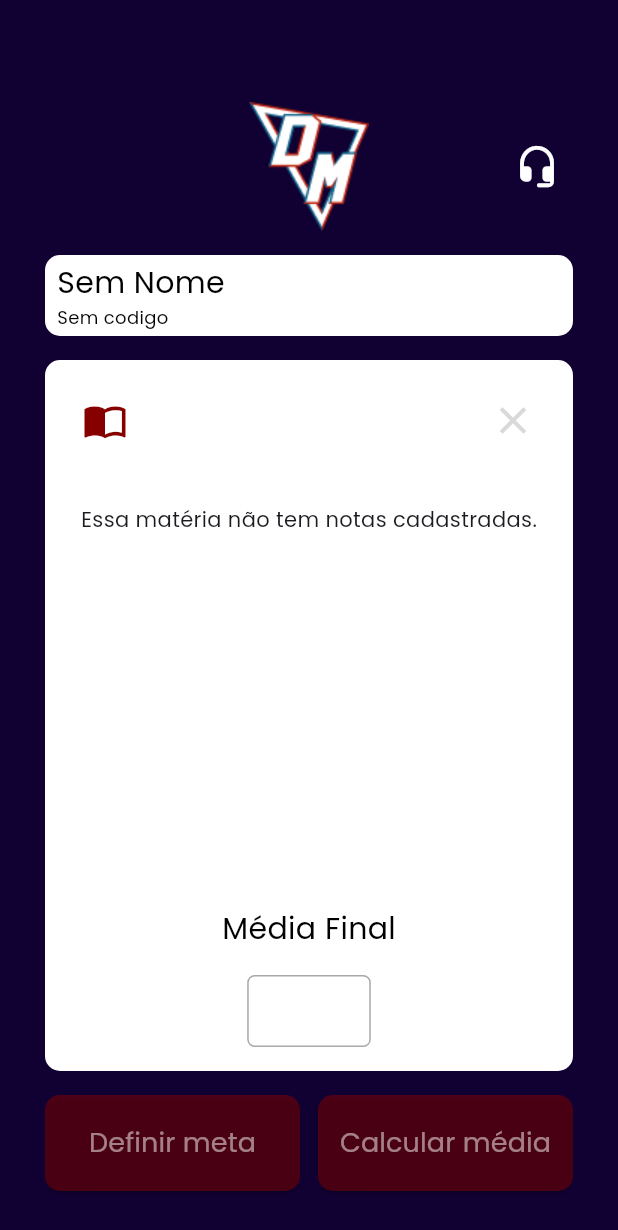
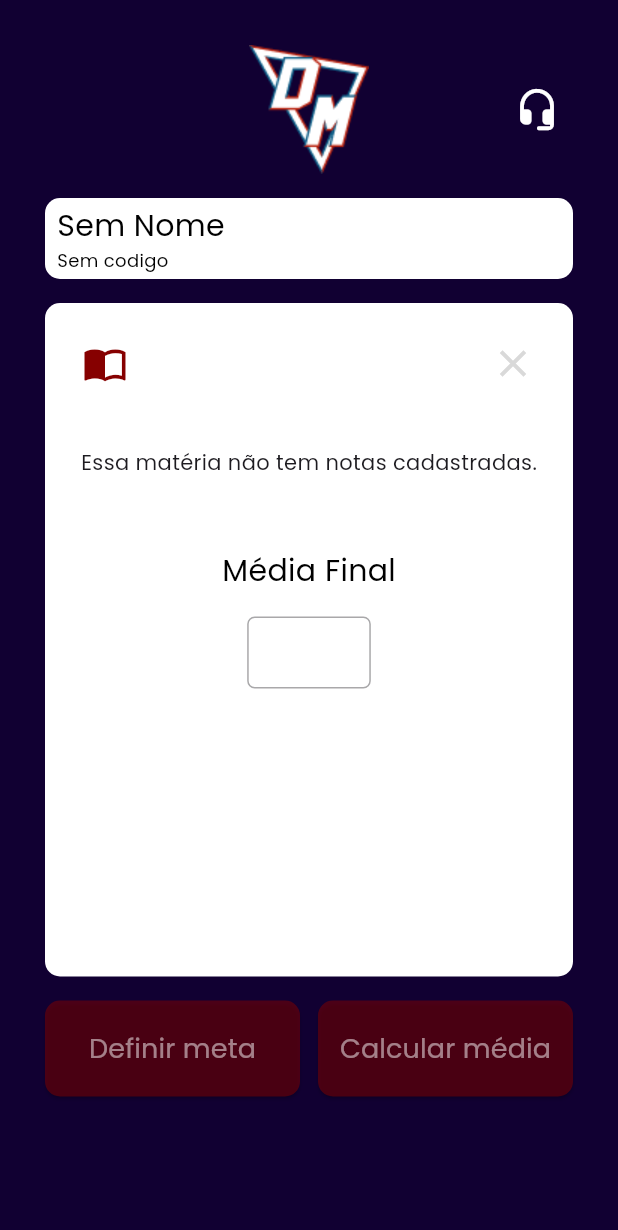
Before and after one commit to Maua-Dev/dev_medias_front_flutter, a Flutter app: the EditPage screen opened directly with empty values, on a phone screen of 412 x 824 dp. Shown: the top 1230 px of the screen. Run offline on Flutter 3.47's test engine with Material 3 defaults, Android fonts, the phone set to English and light mode, and no system bars; our stand-ins replace dio, flutter_dotenv, flutter_mobx, hive_flutter, mobx, shared_preferences; accounts and stored records are empty; generated files the repository leaves out were written again; network calls fail.

Commit message:
fix(layout): layout fix

```diff
--- a/lib/app/controller/grade_controller.dart
+++ b/lib/app/controller/grade_controller.dart
@@ -77,10 +77,12 @@ abstract class GradeControllerBase with Store {
       }
     }
     gradeMap["media_desejada"] = targetGrade;
+    print(gradeMap);
     try {
       final response = await dio.post(
           dotenv.env['GRADE_OPTIMIZER_URL']!,
           data: gradeMap);
+          print(response);
       if (response.statusCode == 200) {
         return response.data;
       } else {
--- a/lib/app/view/edit_page_view.dart
+++ b/lib/app/view/edit_page_view.dart
@@ -38,6 +38,7 @@ class _EditPageState extends State<EditPage> {
 
   @override
   Widget build(BuildContext context) {
+    bool isKeyboardVisible = MediaQuery.of(context).viewInsets.bottom > 0;
     return GestureDetector(
       onTap: () => FocusScope.of(context).unfocus(),
       child: Scaffold(
@@ -49,10 +50,9 @@ class _EditPageState extends State<EditPage> {
             child: Column(
               mainAxisAlignment: MainAxisAlignment.start,
               children: <Widget>[
-                Expanded(
-                  child: Container()
-                ),
+                isKeyboardVisible ? Container() : Padding(padding: EdgeInsets.only(top: MediaQuery.of(context).padding.top)),
                 //Top Barra de Navegação
+                isKeyboardVisible ? Container() :
                 const NavigationTopBar(prevPage: '/home',),
                 // Cabeçalho Matéria
                 Padding(
@@ -99,9 +99,10 @@ class _EditPageState extends State<EditPage> {
                           borderRadius: Round.primary),
                       // Ternário necessário para carregar as cores das notas
                       child: editController.gradeRendered && editController.targetCalcInProgress == false
-                      ? SingleChildScrollView(
-                        child: SizedBox(
-                          height: MediaQuery.of(context).size.height - 350,
+                      ? AnimatedContainer(
+                        height: MediaQuery.of(context).size.height - (isKeyboardVisible ? 500 : 375),
+                        duration: const Duration(milliseconds: 300),
+                        child: SingleChildScrollView(
                           child: Column(
                             mainAxisSize: MainAxisSize.min,
                             mainAxisAlignment: MainAxisAlignment.start,
@@ -268,11 +269,10 @@ class _EditPageState extends State<EditPage> {
                                       }),
                                   )
                                   : Container(),
-                              const Spacer(),
                               Column(
                                 children: [
                                   const Padding(
-                                    padding: EdgeInsets.only(bottom: 16.0),
+                                    padding: EdgeInsets.only(bottom: 16.0, top: 32),
                                     child: Text("Média Final",
                                         style: TextStyle(
                                             color: AppColors.black,
@@ -317,6 +317,7 @@ class _EditPageState extends State<EditPage> {
                             onPressed: widget.course.assignments!.isEmpty && widget.course.exams!.isEmpty ?
                             () {} :
                             () {
+                                FocusScope.of(context).unfocus();
                                 showDialog(
                                   context: context,
                                   builder: (context) {
@@ -411,9 +412,8 @@ class _EditPageState extends State<EditPage> {
                                                     onPressed: isDisabled ? null : () async {
                                                       Navigator.pop(context);
                                                       editController.setTargetCalcProgress(true);
-                                                      editController.setTargetGrade(
-                                                          double.parse(
-                                                              targetController.text));
+                                                      print('aiaiaiaiaiaiaiiaa');
+                                                      editController.setTargetGrade(double.parse(targetController.text));
                                                       Map<String, dynamic> weights = {};
                                                       for (var grade in widget
                                                               .course.exams! +
@@ -422,10 +422,7 @@ class _EditPageState extends State<EditPage> {
                                                             grade.weight;
                                                       }
                                                       try {
-                                                        await editController
-                                                            .calcTargetGrade(
-                                                                editController.grades,
-                                                                weights);
+                                                        await editController.calcTargetGrade(editController.grades, weights);
                                                         final gradesToSave = editController.formatGradesForSaving();
                                                         gradeController.insertGrades(editController.getCourseCode(), gradesToSave);
                                                         editController.setTargetCalcProgress(false);
@@ -467,6 +464,7 @@ class _EditPageState extends State<EditPage> {
                             widget.course.assignments!.isEmpty && widget.course.exams!.isEmpty ?
                             () {} :
                             () {
+                              FocusScope.of(context).unfocus();
                               showDialog(
                                   context: context,
                                   builder: (context) {
```
Also changed, not shown: lib/app/controller/edit_page_controller.dart (+12 -1 lines).
